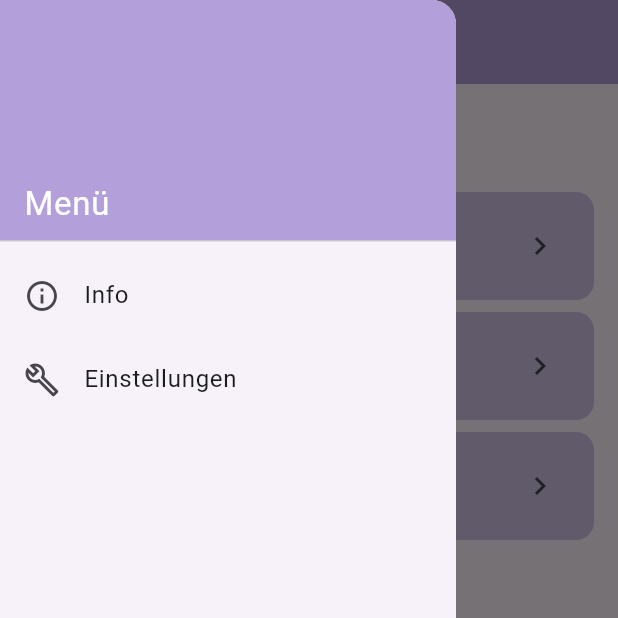
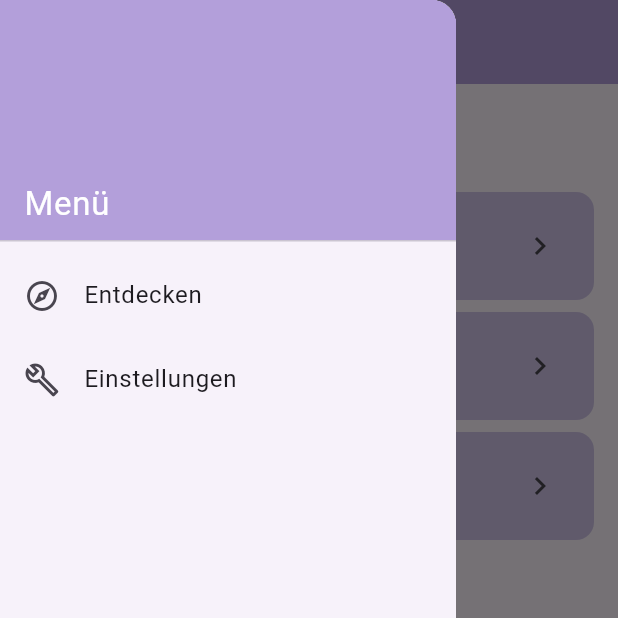
Before and after one commit to milezabove/lernkarten_app, a Flutter app: the screen it shows after launch, with the side drawer open, on a phone screen of 412 x 824 dp, the top half of it. Run offline on Flutter 3.47's test engine with Material 3 defaults, Android fonts, the phone set to English and light mode, and no system bars.

Commit message:
last touches

```diff
--- a/lib/app/navigation_screen.dart
+++ b/lib/app/navigation_screen.dart
@@ -1,9 +1,9 @@
 import 'package:flutter/material.dart';
+import 'package:lernkarten_app/features/explore/presentation/explore_screen.dart';
 import '../features/study_card/presentation/study_card_set_list_screen.dart';
 import '../features/info/presentation/info_screen.dart';
 import '../features/profile/presentation/profile_screen.dart';
 import '../features/settings/presentation/settings_screen.dart';
-import '../features/explore/presentation/explore_screen.dart';
 
 class NavigationScreen extends StatefulWidget {
   const NavigationScreen({super.key});
@@ -17,7 +17,7 @@ class _NavigationScreenState extends State<NavigationScreen> {
 
   final screens = const [
     StudyCardSetListScreen(),
-    ExploreScreen(),
+    InfoScreen(),
     ProfileScreen(),
   ];
 
@@ -46,13 +46,15 @@ class _NavigationScreenState extends State<NavigationScreen> {
               ),
             ),
             ListTile(
-              leading: const Icon(Icons.info_outline),
-              title: const Text('Info'),
+              leading: const Icon(Icons.explore_outlined),
+              title: const Text('Entdecken'),
               onTap: () {
                 Navigator.pop(context);
                 Navigator.push(
                   context,
-                  MaterialPageRoute(builder: (context) => const InfoScreen()),
+                  MaterialPageRoute(
+                    builder: (context) => const ExploreScreen(),
+                  ),
                 );
               },
             ),
@@ -86,8 +88,8 @@ class _NavigationScreenState extends State<NavigationScreen> {
             label: 'Meine Sets',
           ),
           BottomNavigationBarItem(
-            icon: Icon(Icons.explore_outlined),
-            label: 'Entdecken',
+            icon: Icon(Icons.info_outlined),
+            label: 'Info',
           ),
           BottomNavigationBarItem(
             icon: Icon(Icons.person_outlined),
```
Also changed, not shown: lib/features/study_card/presentation/study_card_set_detail_screen.dart (+10 -3 lines), 1 other file.
